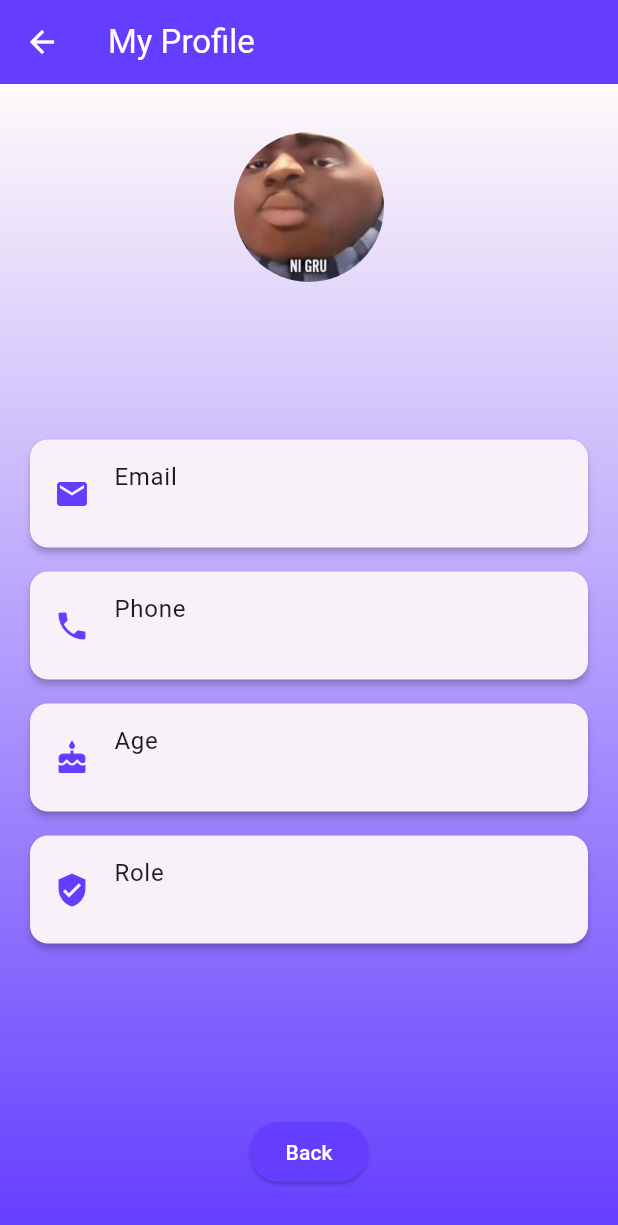
After one commit to tigerex/DATTLT_A, a Flutter app: the HomeScreen22 screen opened directly, item 3 of the bottom bar chosen, on a phone screen of 412 x 824 dp. The commit adds this screen. Shown: the top 1225 px of the screen. Run offline on Flutter 3.47's test engine with Material 3 defaults, Android fonts, the phone set to English and light mode, and no system bars; our stand-ins replace firebase_core, flutter_svg, font_awesome_flutter, shared_preferences; accounts and stored records are empty; network calls fail.

Commit message:
account page

```diff
--- /dev/null
+++ b/frontend/lib/screens/account.dart
@@ -0,0 +1,130 @@
+import 'package:flutter/material.dart';
+import 'dart:math';
+
+// Tạo một widget Stateless để hiển thị thông tin tài khoản
+// Tên lớp là AccountScreen
+class AccountScreen extends StatelessWidget {
+  final String displayName;
+  final String userEmail;
+  final String userPhone;
+  final String userAge;
+  final String userRole;
+
+  // Constructor
+  // Danh sách các tham số cần thiết để hiển thị thông tin tài khoản
+  const AccountScreen({
+    super.key,
+    required this.displayName,
+    required this.userEmail,
+    required this.userPhone,
+    required this.userAge,
+    required this.userRole,
+  });
+
+  // Danh sách ảnh đại diện mặc định
+  final List<String> defaultProfilePics = const [
+    'assets/default_profile_pic_1.png',
+    'assets/default_profile_pic_2.png',
+    'assets/default_profile_pic_3.png',
+  ];
+
+  // Hàm để lấy ảnh đại diện ngẫu nhiên từ danh sách
+  String get randomProfilePic {
+    final random = Random(); // Tạo một đối tượng Random
+    return defaultProfilePics[random.nextInt(defaultProfilePics.length)];
+  }
+
+  @override
+  // Phương thức build để xây dựng giao diện
+  Widget build(BuildContext context) {
+    final profilePic = randomProfilePic; // Lấy ảnh đại diện ngẫu nhiên từ danh sách
+
+    // Giao diện chính
+    return Scaffold(
+      appBar: AppBar(
+        title: const Text('My Profile'),
+        backgroundColor: const Color(0xFF643DFF),
+        foregroundColor: Colors.white,
+      ),
+      body: Container(
+        width: double.infinity,
+        padding: const EdgeInsets.all(16),
+        decoration: const BoxDecoration(
+          gradient: LinearGradient(
+            begin: Alignment.topCenter,
+            end: Alignment.bottomCenter,
+            colors: [
+              Color(0xFFFFFAFA),
+              Color(0xFF643DFF),
+            ],
+          ),
+        ),
+        child: Column(
+          children: [
+            const SizedBox(height: 16),
+            // Ảnh đại diện
+            CircleAvatar(
+              radius: 50,
+              backgroundImage: AssetImage(profilePic), // Ảnh đại diện ngẫu nhiên
+              // Nào làm user có thể chọn ảnh đại diện của mình thì update lại
+            ),
+            const SizedBox(height: 12),
+            Text(
+              displayName,
+              style: const TextStyle(
+                fontSize: 24,
+                fontWeight: FontWeight.bold,
+                color: Color(0xFF333333),
+              ),
+            ),
+            const SizedBox(height: 4),
+            Text(
+              userRole,
+              style: const TextStyle(
+                fontSize: 16,
+                fontStyle: FontStyle.italic,
+                color: Color(0xFF555555),
+              ),
+            ),
+            const SizedBox(height: 24),
+
+            // Danh sách thông tin tài khoản
+            Expanded(
+              child: ListView(
+                children: [
+                  _buildInfoTile(Icons.email, 'Email', userEmail),
+                  _buildInfoTile(Icons.phone, 'Phone', userPhone),
+                  _buildInfoTile(Icons.cake, 'Age', userAge),
+                  _buildInfoTile(Icons.verified_user, 'Role', userRole),
+                ],
+              ),
+            ),
+            // Nút quay lại
+            ElevatedButton(
+              style: ElevatedButton.styleFrom(
+                backgroundColor: const Color(0xFF643DFF),
+                foregroundColor: Colors.white,
+              ),
+              onPressed: () => Navigator.pop(context), // Quay lại
+              child: const Text('Back'),
+            ),
+            const SizedBox(height: 16),
+          ],
+        ),
+      ),
+    );
+  }
+
+  // Hàm để xây dựng một ô thông tin tài khoản
+  Widget _buildInfoTile(IconData icon, String label, String value) {
+    return Card(
+      margin: const EdgeInsets.symmetric(vertical: 8, horizontal: 4),
+      elevation: 2,
+      child: ListTile(
+        leading: Icon(icon, color: Color(0xFF643DFF)),
+        title: Text(label),
+        subtitle: Text(value),
+      ),
+    );
+  }
+}
--- a/frontend/lib/services/result.service.dart
+++ b/frontend/lib/services/result.service.dart
@@ -33,8 +33,6 @@ class ResultService {
   // GET top results (điểm cao nhất)
   Future<List<Result>> fetchTopResults(int limit,String level) async {
     final response = await http.get(Uri.parse('$baseUrl/rankings/$level?limit=$limit'));
-    print("RESPONSE");
-    print(response.body);
 
     if (response.statusCode == 200) {
       List<dynamic> data = json.decode(response.body);
```
Also changed, not shown: frontend/lib/screens/home22.dart (+59 -13 lines), frontend/lib/screens/top_results.dart (+42 -4 lines), frontend/assets/default_profile_pic_1.png (added), frontend/assets/default_profile_pic_2.png (added), frontend/assets/default_profile_pic_3.png (added), 2 other files.
